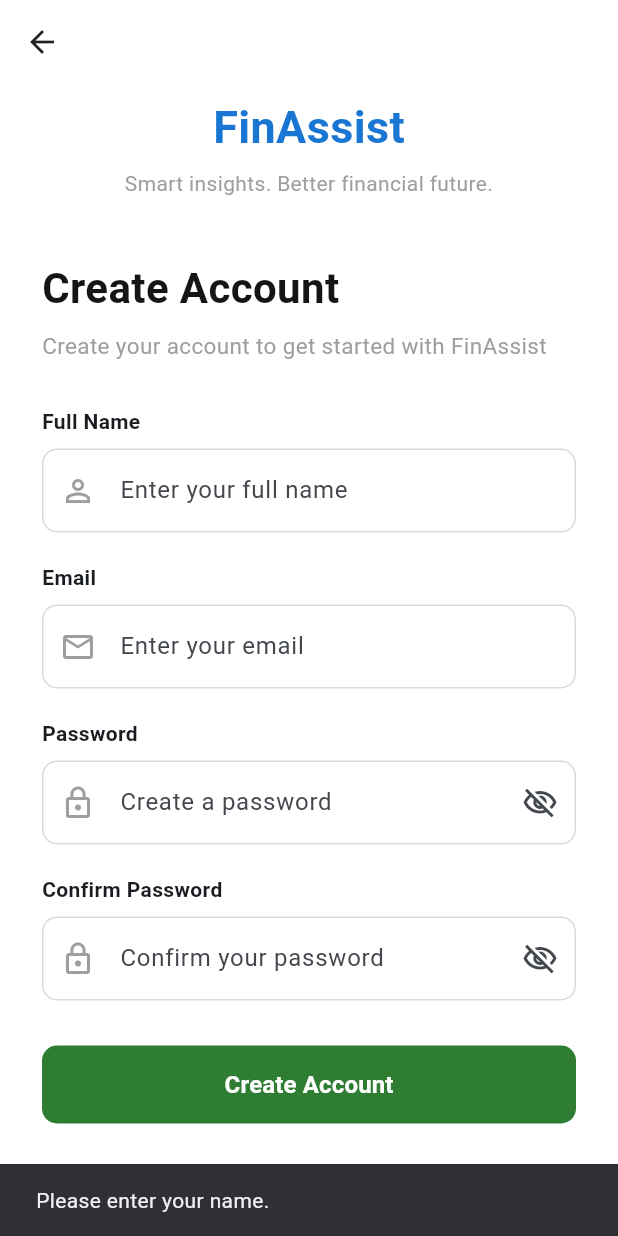
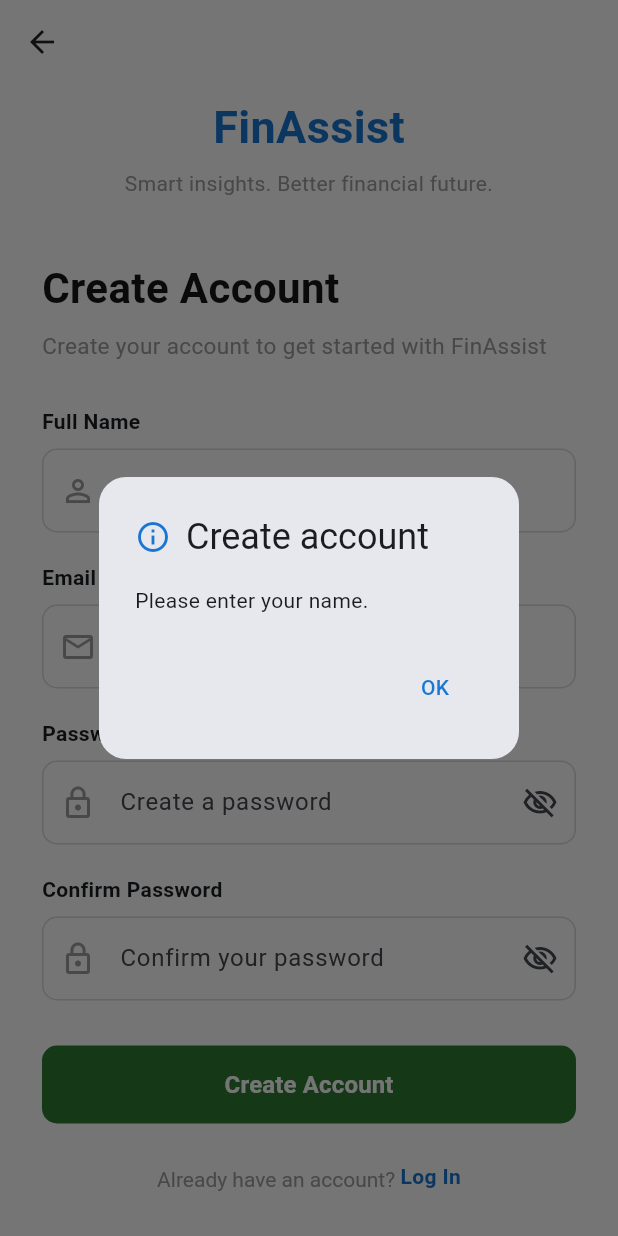
Before and after one commit to AdrianeHagwcw/FinAssist, a Flutter app: the RegisterScreen screen opened directly, scrolled down 153 dp, after a tap on "Create Account", on a phone screen of 412 x 824 dp. Run offline on Flutter 3.47's test engine with Material 3 defaults, Android fonts, the phone set to English and light mode, and no system bars; our stand-ins replace cloud_firestore, connectivity_plus, firebase_auth, firebase_core, fl_chart, flutter_local_notifications and 6 more; missing offline and left inert: google_mlkit_text_recognition; accounts and stored records are empty.

Commit message:
Update Flutter app

```diff
--- a/lib/screens/register_screen.dart
+++ b/lib/screens/register_screen.dart
@@ -2,11 +2,11 @@
 import 'package:firebase_auth/firebase_auth.dart';
 
 import '../services/user_profile_service.dart';
-import 'financial_setup_screen.dart';
-import 'login_screen.dart';
 import '../theme/app_buttons.dart';
 import '../theme/app_colors.dart';
 import '../widgets/app_logo.dart';
+import 'email_verification_screen.dart';
+import 'login_screen.dart';
 
 class RegisterScreen extends StatefulWidget {
   const RegisterScreen({super.key});
@@ -52,7 +52,7 @@
     // ---------------------------------------------------------
 
     if (name.isEmpty) {
-      _showMessage('Please enter your name.');
+      await _showMessage('Please enter your name.');
       return;
     }
 
@@ -61,7 +61,7 @@
     // ---------------------------------------------------------
 
     if (email.isEmpty) {
-      _showMessage('Please enter your email.');
+      await _showMessage('Please enter your email.');
       return;
     }
 
@@ -70,7 +70,7 @@
     // ---------------------------------------------------------
 
     if (password.isEmpty) {
-      _showMessage('Please enter a password.');
+      await _showMessage('Please enter a password.');
       return;
     }
 
@@ -79,7 +79,7 @@
     // ---------------------------------------------------------
 
     if (password.length < 6) {
-      _showMessage('Password must be at least 6 characters.');
+      await _showMessage('Password must be at least 6 characters.');
       return;
     }
 
@@ -88,7 +88,7 @@
     // ---------------------------------------------------------
 
     if (confirmPassword.isEmpty) {
-      _showMessage('Please confirm your password.');
+      await _showMessage('Please confirm your password.');
       return;
     }
 
@@ -97,7 +97,7 @@
     // ---------------------------------------------------------
 
     if (password != confirmPassword) {
-      _showMessage('Passwords do not match.');
+      await _showMessage('Passwords do not match.');
       return;
     }
 
@@ -133,23 +133,28 @@
 
       await UserProfileService.createInitialProfile(user);
 
+      await FirebaseAuth.instance.signOut();
+
       if (!mounted) return;
 
       // -------------------------------------------------------
       // SHOW SUCCESS MESSAGE
       // -------------------------------------------------------
 
-      ScaffoldMessenger.of(context).showSnackBar(
-        const SnackBar(content: Text('Account created successfully!')),
+      await _showMessage(
+        'Account started. Please verify your email before signing in.',
       );
+      if (!mounted) return;
 
       // -------------------------------------------------------
-      // GO TO HOME SCREEN
+      // SHOW EMAIL VERIFICATION SCREEN TO GUIDE THE USER
       // -------------------------------------------------------
 
       Navigator.pushAndRemoveUntil(
         context,
-        MaterialPageRoute(builder: (context) => const FinancialSetupScreen()),
+        MaterialPageRoute(
+          builder: (context) => EmailVerificationScreen(email: email),
+        ),
         (route) => false,
       );
     } on FirebaseAuthException catch (e) {
@@ -176,13 +181,17 @@
           message = 'Network error. Please check your internet connection.';
           break;
 
+        case 'too-many-requests':
+          message = 'Too many registration attempts. Please try again later.';
+          break;
+
         default:
           message = e.message ?? 'Registration failed. Please try again.';
       }
 
-      _showMessage(message);
+      await _showMessage(message);
     } catch (e) {
-      _showMessage('Something went wrong. Please try again.');
+      await _showMessage('Something went wrong. Please try again.');
     } finally {
       if (mounted) {
         setState(() {
@@ -196,12 +205,29 @@
   // SHOW MESSAGE
   // =========================================================
 
-  void _showMessage(String message) {
+  Future<void> _showMessage(String message) async {
     if (!mounted) return;
 
-    ScaffoldMessenger.of(context)
-      ..hideCurrentSnackBar()
-      ..showSnackBar(SnackBar(content: Text(message)));
+    await showDialog<void>(
+      context: context,
+      builder: (context) => AlertDialog(
+        shape: RoundedRectangleBorder(borderRadius: BorderRadius.circular(18)),
+        title: const Row(
+          children: [
+            Icon(Icons.info_outline, color: Color(0xFF1976D2)),
+            SizedBox(width: 10),
+            Text('Create account'),
+          ],
+        ),
+        content: Text(message),
+        actions: [
+          TextButton(
+            onPressed: () => Navigator.of(context).pop(),
+            child: const Text('OK'),
+          ),
+        ],
+      ),
+    );
   }
 
   // =========================================================
```
Also changed, not shown: lib/screens/email_verification_screen.dart (added, +462 -0 lines), lib/screens/login_screen.dart (+25 -15 lines), 1 other file.
